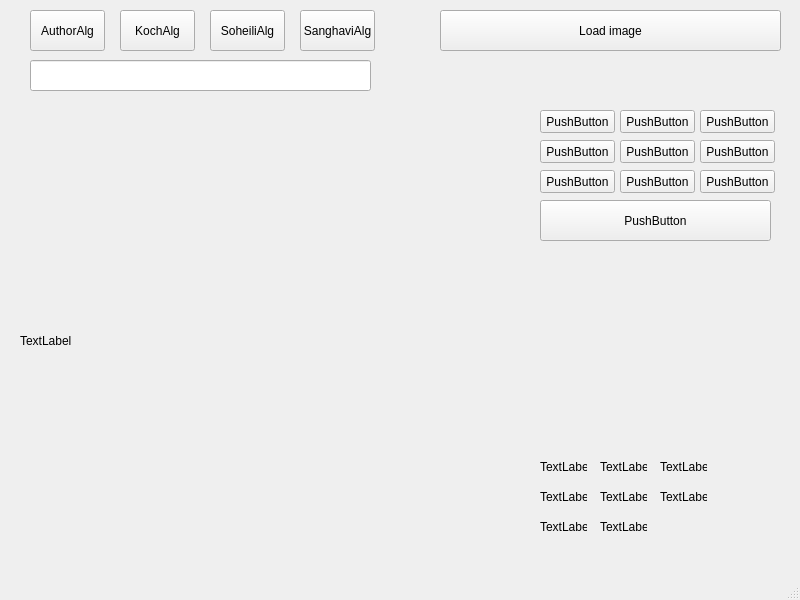
The window that mainwindow.ui (Loksli17/digital-signature-pro-turbo) describes before a commit, drawn with Qt 5.
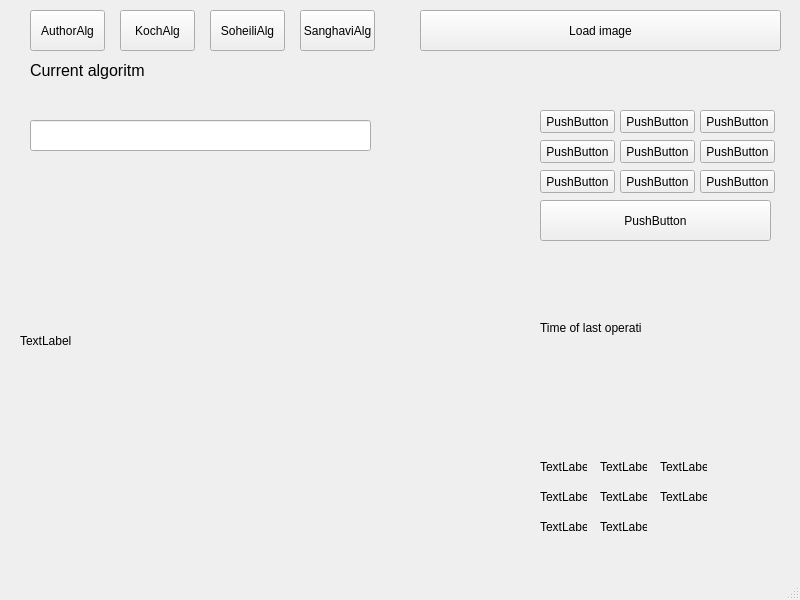
The same window after the commit.

Commit message: sanghavi alg + new labels

What changed in the file:
```diff
--- a/mainwindow.ui
+++ b/mainwindow.ui
@@ -212,9 +212,9 @@
    <widget class="QPushButton" name="loadImage">
     <property name="geometry">
      <rect>
-      <x>440</x>
+      <x>420</x>
       <y>10</y>
-      <width>341</width>
+      <width>361</width>
       <height>41</height>
      </rect>
     </property>
@@ -317,7 +317,7 @@
     <property name="geometry">
      <rect>
       <x>30</x>
-      <y>60</y>
+      <y>120</y>
       <width>341</width>
       <height>31</height>
      </rect>
@@ -336,6 +336,37 @@
      <string>TextLabel</string>
     </property>
    </widget>
+   <widget class="QLabel" name="label">
+    <property name="geometry">
+     <rect>
+      <x>540</x>
+      <y>320</y>
+      <width>101</width>
+      <height>16</height>
+     </rect>
+    </property>
+    <property name="text">
+     <string>Time of last operation</string>
+    </property>
+   </widget>
+   <widget class="QLabel" name="label_2">
+    <property name="geometry">
+     <rect>
+      <x>30</x>
+      <y>60</y>
+      <width>121</width>
+      <height>21</height>
+     </rect>
+    </property>
+    <property name="font">
+     <font>
+      <pointsize>12</pointsize>
+     </font>
+    </property>
+    <property name="text">
+     <string>Current algoritm</string>
+    </property>
+   </widget>
   </widget>
   <widget class="QMenuBar" name="menubar">
    <property name="geometry">
```
The commit also changes 2 other files.
